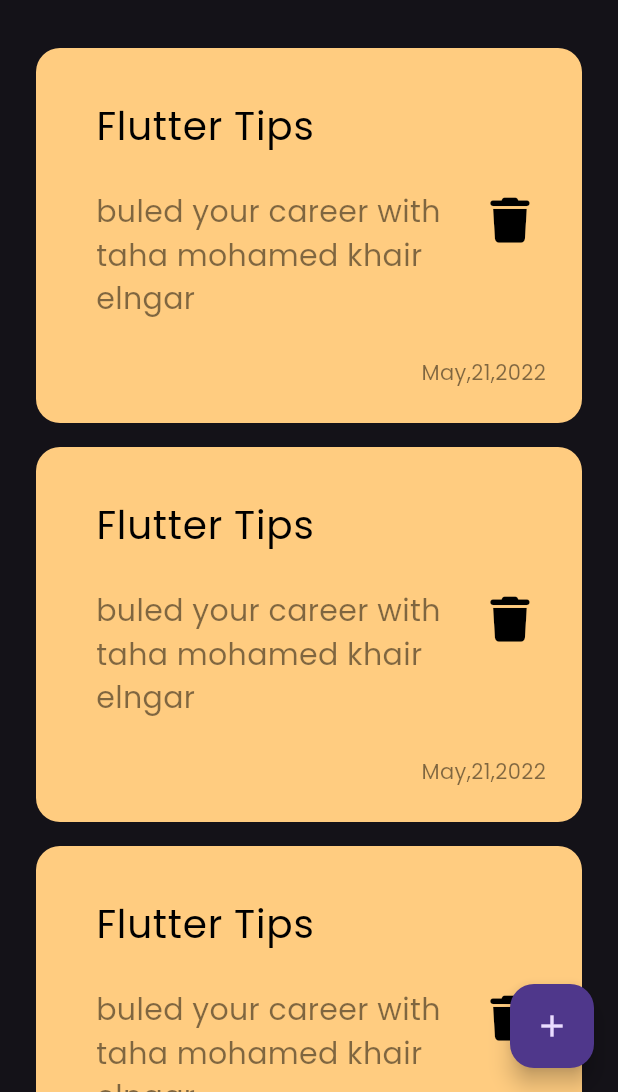
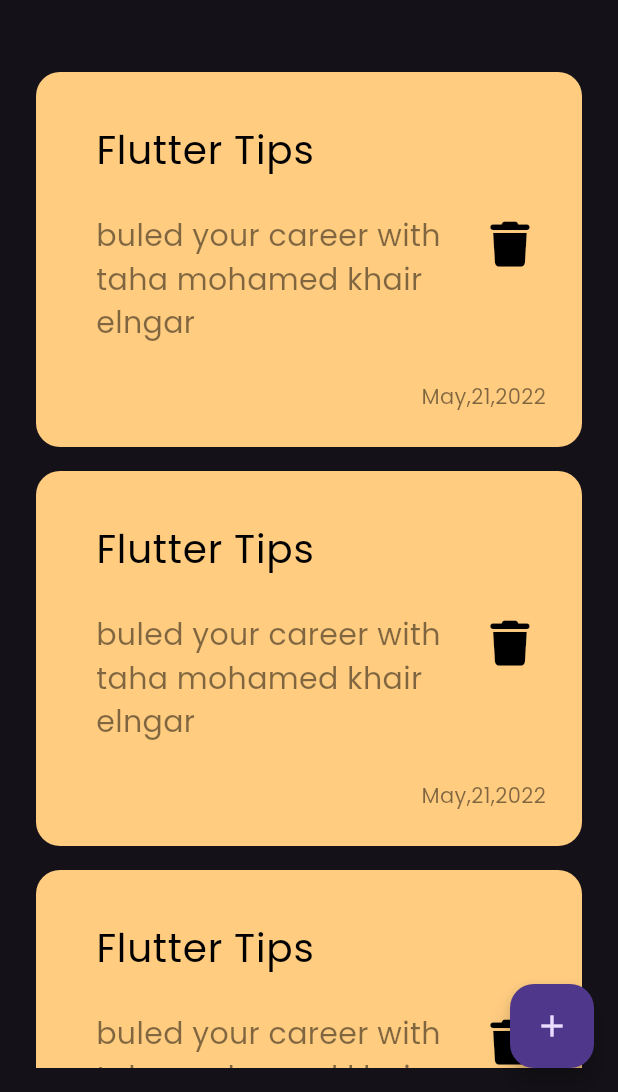
Before and after one commit to tahaelngar32/notes_app, a Flutter app: the screen it shows after launch, on a phone screen of 412 x 824 dp, the part 144-1236 px from its top. Run offline on Flutter 3.47's test engine with Material 3 defaults, Android fonts, the phone set to English and light mode, and no system bars; our stand-ins replace font_awesome_flutter.

```diff
--- a/lib/views/notes_view.dart
+++ b/lib/views/notes_view.dart
@@ -6,8 +6,15 @@ class NotesView extends StatelessWidget {
 
   @override
   Widget build(BuildContext context) {
-    return  Scaffold(
-      floatingActionButton: FloatingActionButton(onPressed: (){},child: Icon(Icons.add) ,),
+    return Scaffold(
+      floatingActionButton: FloatingActionButton(
+        onPressed: () {
+          showModalBottomSheet(context: context, builder: (context){
+            return AddNoteBottomSheet();
+          });
+        },
+        child: Icon(Icons.add),
+      ),
       body: const NotsViewBody(),
     );
   }
--- a/lib/views/widgets/nots_list_view.dart
+++ b/lib/views/widgets/nots_list_view.dart
@@ -7,11 +7,17 @@ class NotsListView extends StatelessWidget {
 
   @override
   Widget build(BuildContext context) {
-    return  ListView.builder(itemBuilder: (context,index){
-      return const Padding(
-        padding: EdgeInsets.symmetric(vertical: 8),
-        child: NotesItem(),
-      );
-    });
+    return  Padding(
+      padding: const EdgeInsets.symmetric(vertical: 16),
+      child: ListView.builder(itemBuilder: (context,index)
+      {
+        return const Padding(
+          padding: EdgeInsets.symmetric(vertical: 8),
+          child: NotesItem(),
+        );
+      },
+        //padding: EdgeInsets.zero,
+      ),
+    );
   }
 }
```
Also changed, not shown: lib/views/widgets/add_show_model_sheet.dart (added, +10 -0 lines).
